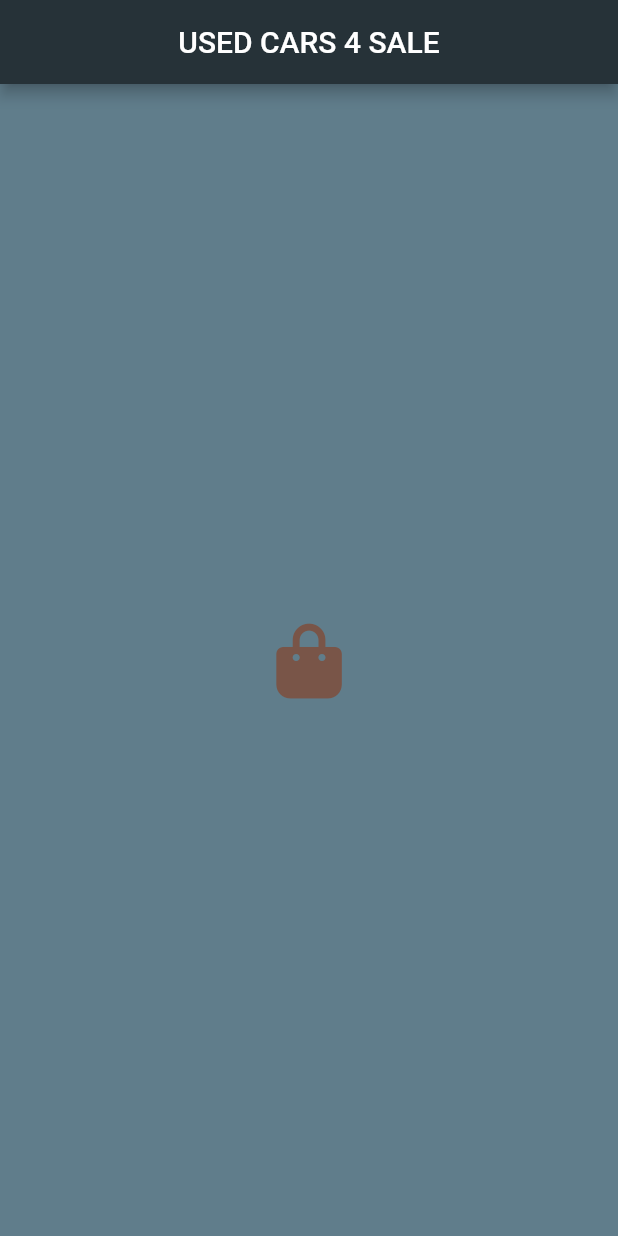
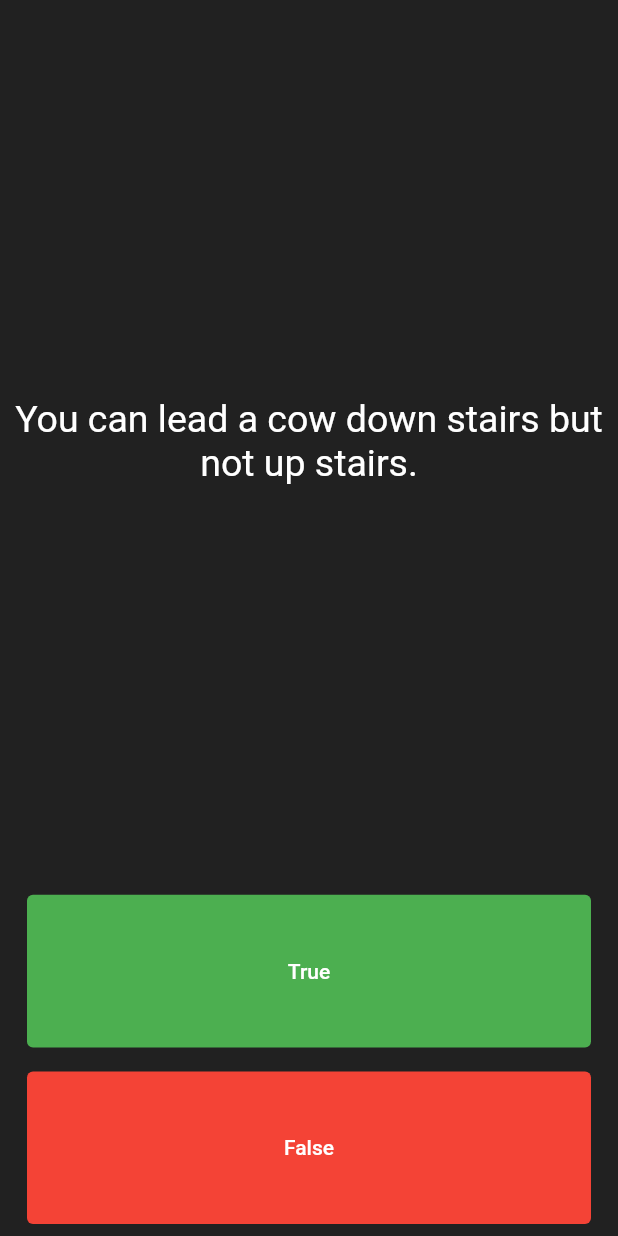
Before and after one commit to ElormCodes1/flutter_application_1, a Flutter app: the screen it shows after launch, on a phone screen of 412 x 824 dp. Run offline on Flutter 3.47's test engine with Material 2 defaults, Android fonts, the phone set to English and light mode, and no system bars; our stand-ins replace font_awesome_flutter.

Commit message:
files and minor changes for quizzler app from course

```diff
--- a/lib/main.dart
+++ b/lib/main.dart
@@ -3,16 +3,98 @@ import 'package:flutter_application_1/screens/Dashboard.dart';
 
 //main function, starting point for the flutter app
 void main() => runApp(myApp());
-
 class myApp extends StatelessWidget {
-  const myApp({super.key});
+  const myApp({Key? key}) : super(key: key);
 
   @override
   Widget build(BuildContext context) {
     return MaterialApp(
-        themeMode: ThemeMode.system,
-        debugShowCheckedModeBanner: false,
-        title: 'Cars4sale',
-        home: Dashboard());
+      home: Scaffold(
+        backgroundColor: Colors.grey.shade900,
+        body: const SafeArea(
+          child: Padding(padding: EdgeInsets.symmetric(horizontal: 10.0),
+          child: QuizPage(),),
+        ),
+      ),
+    );
   }
 }
+
+
+
+class QuizPage extends StatefulWidget {
+  const QuizPage({Key? key}) : super(key: key);
+
+  @override
+  State<QuizPage> createState() => _myAppState();
+}
+
+class _myAppState extends State<QuizPage> {
+  int questionNumber = 0;
+  List<String> questions = [
+    'You can lead a cow down stairs but not up stairs.',
+    'Approximately one quarter of human bones are in the feet.',
+    'A slug\'s blood is green.'
+  ];
+  @override
+  Widget build(BuildContext context) {
+    return Column(
+      mainAxisAlignment: MainAxisAlignment.spaceBetween,
+      crossAxisAlignment: CrossAxisAlignment.stretch,
+      children: <Widget>[
+        Expanded(
+          flex: 5,
+          child: Center(
+            child: Text(questions[questionNumber],
+            textAlign: TextAlign.center,
+            style: TextStyle(
+              color: Colors.white,
+              fontSize: 25.0,
+            ),),
+          ),
+        ),
+        Expanded(
+          child: Padding(
+            padding: EdgeInsets.all(8.0),
+            child: TextButton(
+              style: ButtonStyle(
+                backgroundColor: MaterialStateProperty.all(Colors.green),
+              ),
+              onPressed: () {
+                setState(() {
+                  questionNumber++;
+                });
+              },
+              child: Text(
+                "True",
+                style: TextStyle(color: Colors.white),
+              ),
+            ),
+          ),
+        ),
+        Expanded(
+          child: Padding(
+            padding: EdgeInsets.all(8.0),
+            child: TextButton(
+              style: ButtonStyle(
+                backgroundColor: MaterialStateProperty.all(Colors.red),
+              ),
+              onPressed: () {
+                setState(() {
+                  questionNumber++;
+                });
+              },
+              child: Text(
+                "False",
+                style: TextStyle(color: Colors.white),
+              ),
+            ),
+          ),
+        ),
+        Row(
+
+        )
+      ],
+    );
+  }
+}
--- a/lib/screens/Dashboard.dart
+++ b/lib/screens/Dashboard.dart
@@ -16,13 +16,9 @@ class Dashboard extends StatelessWidget {
           centerTitle: true,
           backgroundColor: Colors.blueGrey[900],
         ),
-        body: Center(
-          child: IconButton(
-            icon: Icon(FontAwesomeIcons.bagShopping),
-            onPressed: () {},
-            iconSize: 50,
-            color: Colors.brown,
-          ),
+        body: Text(
+          "Hello world",
+          style: TextStyle(fontSize: 40, fontWeight: FontWeight.bold),
         ));
   }
 }
```
